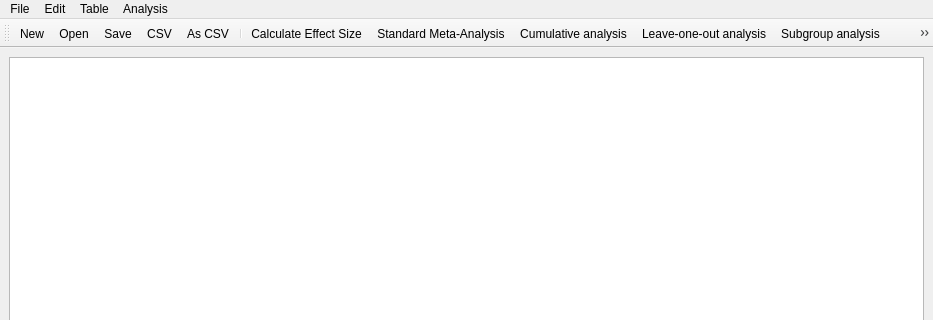
gdietz/OpenMEE, file main_window.ui: the form before one commit; both pictures show x 0 to 933 and y 0 to 320 of the 933 by 547 pixel window.
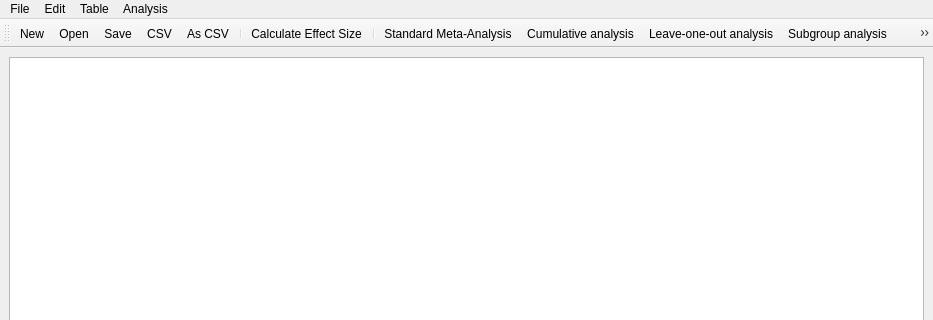
The form after the commit. Icons and pictures are not drawn.

Commit message: show/hide toolbar action

The edit to the form file:
```diff
--- a/main_window.ui
+++ b/main_window.ui
@@ -131,6 +131,7 @@
    <addaction name="actionExportCSV"/>
    <addaction name="separator"/>
    <addaction name="actionCalculate_Effect_Size"/>
+   <addaction name="separator"/>
    <addaction name="actionStandard_Meta_Analysis"/>
    <addaction name="actionCumulative"/>
    <addaction name="actionLeave_one_out"/>
```
The commit also changes 2 other files.
